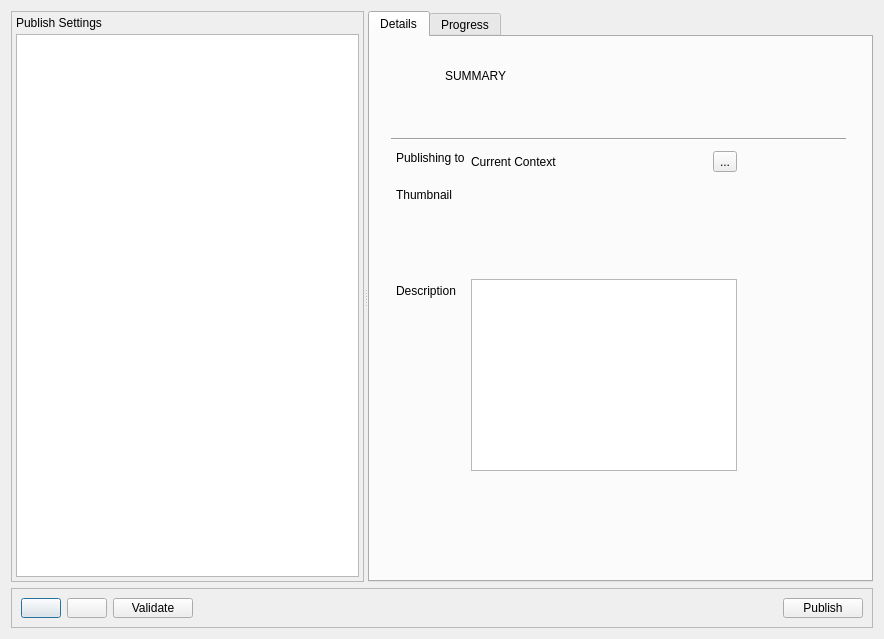
Before: the Qt Designer form resources/dialog.ui in shotgunsoftware/tk-multi-publish2, drawn with Qt 5.
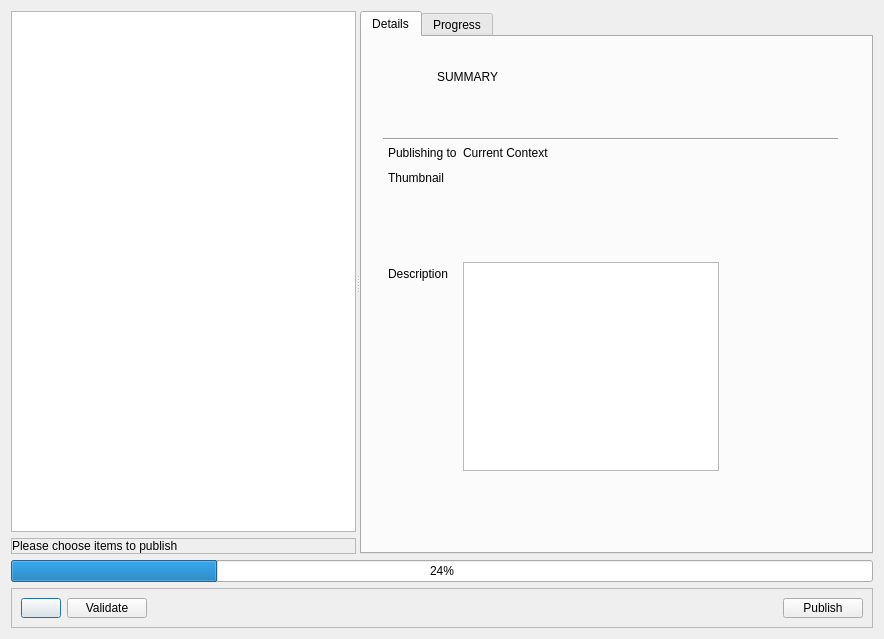
After: the same form once the commit is applied. The open tabs and pages were chosen to show the change. Icons and pictures are not drawn. Custom widgets are drawn as their Qt base class.

What changed in the file:
```diff
--- a/resources/dialog.ui
+++ b/resources/dialog.ui
@@ -21,6 +21,27 @@
      </property>
      <widget class="QWidget" name="verticalLayoutWidget">
       <layout class="QVBoxLayout" name="verticalLayout">
+       <item>
+        <widget class="QTreeWidget" name="items_tree">
+         <property name="acceptDrops">
+          <bool>true</bool>
+         </property>
+         <property name="dragEnabled">
+          <bool>true</bool>
+         </property>
+         <property name="dragDropMode">
+          <enum>QAbstractItemView::InternalMove</enum>
+         </property>
+         <attribute name="headerVisible">
+          <bool>false</bool>
+         </attribute>
+         <column>
+          <property name="text">
+           <string notr="true">1</string>
+          </property>
+         </column>
+        </widget>
+       </item>
        <item>
         <widget class="DropAreaFrame" name="frame">
          <property name="frameShape">
@@ -37,68 +58,10 @@
            <number>0</number>
           </property>
           <item>
-           <widget class="QStackedWidget" name="items_tree_stack">
-            <property name="currentIndex">
-             <number>0</number>
+           <widget class="QLabel" name="items_tree_label">
+            <property name="text">
+             <string>Please choose items to publish</string>
             </property>
-            <widget class="QWidget" name="page">
-             <layout class="QVBoxLayout" name="verticalLayout_15">
-              <property name="spacing">
-               <number>4</number>
-              </property>
-              <property name="margin">
-               <number>4</number>
-              </property>
-              <item>
-               <widget class="QLabel" name="items_tree_label">
-                <property name="text">
-                 <string>Please choose items to publish</string>
-                </property>
-               </widget>
-              </item>
-              <item>
-               <widget class="QTreeWidget" name="items_tree">
-                <attribute name="headerVisible">
-                 <bool>false</bool>
-                </attribute>
-                <column>
-                 <property name="text">
-                  <string notr="true">1</string>
-                 </property>
-                </column>
-               </widget>
-              </item>
-             </layout>
-            </widget>
-            <widget class="QWidget" name="page_2">
-             <layout class="QVBoxLayout" name="verticalLayout_14">
-              <property name="spacing">
-               <number>4</number>
-              </property>
-              <property name="margin">
-               <number>4</number>
-              </property>
-              <item>
-               <widget class="QLabel" name="reversed_items_tree_label">
-                <property name="text">
-                 <string>Publish Settings</string>
-                </property>
-               </widget>
-              </item>
-              <item>
-               <widget class="QTreeWidget" name="reversed_items_tree">
-                <attribute name="headerVisible">
-                 <bool>false</bool>
-                </attribute>
-                <column>
-                 <property name="text">
-                  <string notr="true">1</string>
-                 </property>
-                </column>
-               </widget>
-              </item>
-             </layout>
-            </widget>
            </widget>
           </item>
          </layout>
@@ -134,7 +97,15 @@
              <enum>Qt::Horizontal</enum>
             </property>
            </widget>
-           <widget class="QWidget" name="">
+           <widget class="QWidget" name="layoutWidget">
+            <property name="geometry">
+             <rect>
+              <x>0</x>
+              <y>0</y>
+              <width>137</width>
+              <height>62</height>
+             </rect>
+            </property>
             <layout class="QHBoxLayout" name="horizontalLayout_2">
              <item>
               <widget class="QLabel" name="summary_icon">
@@ -170,7 +141,7 @@
              </item>
             </layout>
            </widget>
-           <widget class="QWidget" name="">
+           <widget class="QWidget" name="layoutWidget">
             <property name="geometry">
              <rect>
               <x>17</x>
@@ -180,6 +151,9 @@
              </rect>
             </property>
             <layout class="QFormLayout" name="formLayout">
+             <property name="fieldGrowthPolicy">
+              <enum>QFormLayout::FieldsStayAtSizeHint</enum>
+             </property>
              <item row="0" column="0">
               <widget class="QLabel" name="label_4">
                <property name="text">
@@ -187,65 +161,14 @@
                </property>
               </widget>
              </item>
-             <item row="0" column="1">
-              <widget class="QStackedWidget" name="context_stack">
-               <property name="currentIndex">
-                <number>0</number>
-               </property>
-               <widget class="QWidget" name="context_display">
-                <layout class="QHBoxLayout" name="horizontalLayout_9">
-                 <property name="spacing">
-                  <number>0</number>
-                 </property>
-                 <property name="margin">
-                  <number>0</number>
-                 </property>
-                 <item>
-                  <layout class="QHBoxLayout" name="horizontalLayout_3">
-                   <property name="spacing">
-                    <number>0</number>
-                   </property>
-                   <item>
-                    <widget class="QLabel" name="summary_context">
-                     <property name="text">
-                      <string>Current Context</string>
-                     </property>
-                    </widget>
-                   </item>
-                   <item>
-                    <widget class="QToolButton" name="summary_context_edit">
-                     <property name="text">
-                      <string>...</string>
-                     </property>
-                    </widget>
-                   </item>
-                  </layout>
-                 </item>
-                </layout>
-               </widget>
-               <widget class="QWidget" name="context_input">
-                <layout class="QHBoxLayout" name="horizontalLayout_8">
-                 <property name="spacing">
-                  <number>0</number>
-                 </property>
-                 <property name="margin">
-                  <number>0</number>
-                 </property>
-                 <item>
-                  <widget class="GlobalSearchWidget" name="summary_context_select"/>
-                 </item>
-                </layout>
-               </widget>
-              </widget>
-             </item>
-             <item row="1" column="0">
+             <item row="2" column="0">
               <widget class="QLabel" name="label_2">
                <property name="text">
                 <string>Thumbnail</string>
                </property>
               </widget>
              </item>
-             <item row="1" column="1">
+             <item row="2" column="1">
               <widget class="Thumbnail" name="summary_thumbnail">
                <property name="minimumSize">
                 <size>
@@ -267,16 +190,23 @@
                </property>
               </widget>
              </item>
-             <item row="2" column="0">
+             <item row="3" column="0">
               <widget class="QLabel" name="label_3">
                <property name="text">
                 <string>Description</string>
                </property>
               </widget>
              </item>
-             <item row="2" column="1">
+             <item row="3" column="1">
               <widget class="QPlainTextEdit" name="summary_comments"/>
              </item>
+             <item row="0" column="1">
+              <widget class="QLabel" name="summary_context">
+               <property name="text">
+                <string>Current Context</string>
+               </property>
+              </widget>
+             </item>
             </layout>
            </widget>
           </widget>
@@ -576,6 +506,13 @@
      </widget>
     </widget>
    </item>
+   <item>
+    <widget class="QProgressBar" name="progressBar">
+     <property name="value">
+      <number>24</number>
+     </property>
+    </widget>
+   </item>
    <item>
     <widget class="QFrame" name="bottom_frame">
      <property name="maximumSize">
@@ -599,14 +536,6 @@
         </property>
        </widget>
       </item>
-      <item>
-       <widget class="QPushButton" name="swap">
-        <property name="icon">
-         <iconset resource="resources.qrc">
-          <normaloff>:/tk_multi_publish2/yinyang.png</normaloff>:/tk_multi_publish2/yinyang.png</iconset>
-        </property>
-       </widget>
-      </item>
       <item>
        <widget class="QPushButton" name="validate">
         <property name="text">
@@ -657,11 +586,6 @@
    <header>..settings_widget</header>
    <container>1</container>
   </customwidget>
-  <customwidget>
-   <class>GlobalSearchWidget</class>
-   <extends>QLineEdit</extends>
-   <header>..qtwidgets</header>
-  </customwidget>
  </customwidgets>
  <resources>
   <include location="resources.qrc"/>
```
